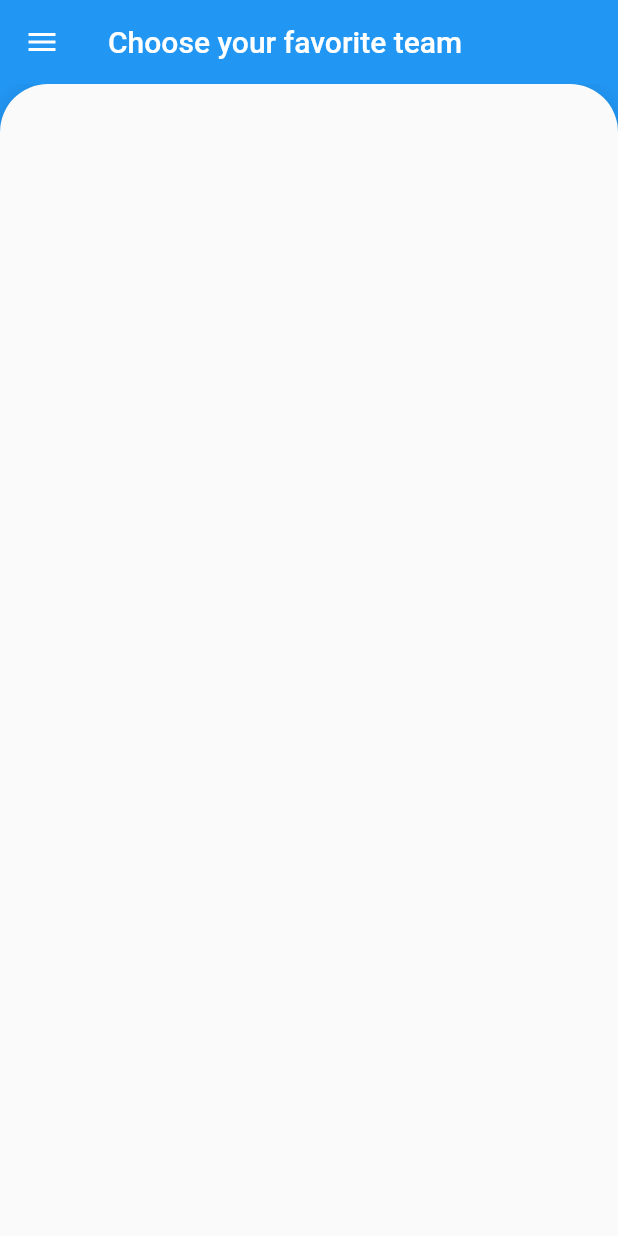
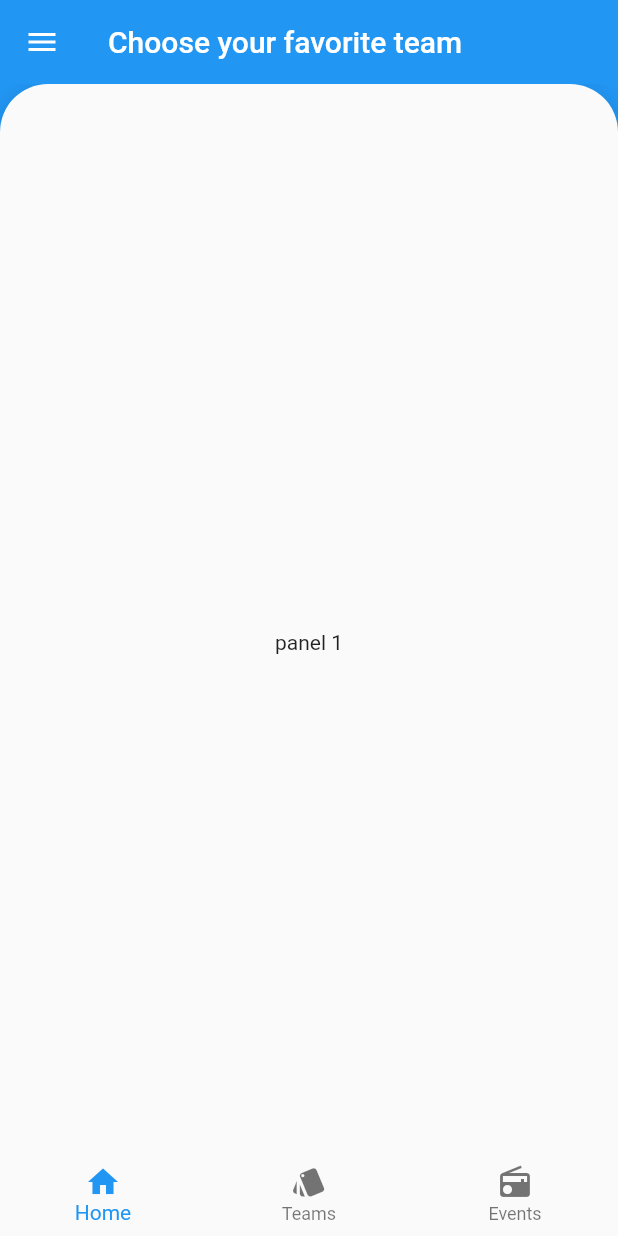
Before and after one commit to mauriciomta/marble_fan_app, a Flutter app: the screen it shows after launch, on a phone screen of 412 x 824 dp. Run offline on Flutter 3.47's test engine with Material 2 defaults, Android fonts, the phone set to English and light mode, and no system bars.

```diff
--- a/lib/main.dart
+++ b/lib/main.dart
@@ -1,4 +1,5 @@
 import 'package:flutter/material.dart';
+import 'package:marble_fan_app/teams.dart';
 import 'team_pick.dart';
 import 'models/team_model.dart';
 
@@ -23,6 +24,12 @@ class Home extends StatefulWidget {
 class _HomeState extends State<Home> with SingleTickerProviderStateMixin {
   AnimationController _controller;
   TeamModel choosenTeam = null;
+  int _currentPanel = 0;
+  final List<Widget> _panels = [
+    Expanded(child: Center(child: Text('panel 1'))),
+    Teams(),
+    Expanded(child: Center(child: Text('panel 3'))),
+  ];
 
   @override
   void initState() {
@@ -60,6 +67,25 @@ class _HomeState extends State<Home> with SingleTickerProviderStateMixin {
       ),
       body: LayoutBuilder(
         builder: _buildStack,
+      ),
+      bottomNavigationBar: BottomNavigationBar(
+        currentIndex: _currentPanel,
+        onTap: _onTabTapped,
+        elevation: 0.0,
+        items: [
+          BottomNavigationBarItem(
+            icon: Icon(Icons.home),
+            title: Text('Home'),
+          ),
+          BottomNavigationBarItem(
+            icon: Icon(Icons.style),
+            title: Text('Teams'),
+          ),
+          BottomNavigationBarItem(
+            icon: Icon(Icons.radio),
+            title: Text('Events'),
+          ),
+        ],
       ),
     );
   }
@@ -99,6 +125,7 @@ class _HomeState extends State<Home> with SingleTickerProviderStateMixin {
                     height: _PANEL_HEADER_HEIGHT,
                     // child: Center(child: Text('panel')),
                   ),
+                  _panels[_currentPanel],
                 ],
               ),
             ),
@@ -120,4 +147,10 @@ class _HomeState extends State<Home> with SingleTickerProviderStateMixin {
       curve: Curves.linear,
     ));
   }
-}
+
+  void _onTabTapped(int index) {
+    setState(() {
+      _currentPanel = index;
+    });
+  }
+ }
```
